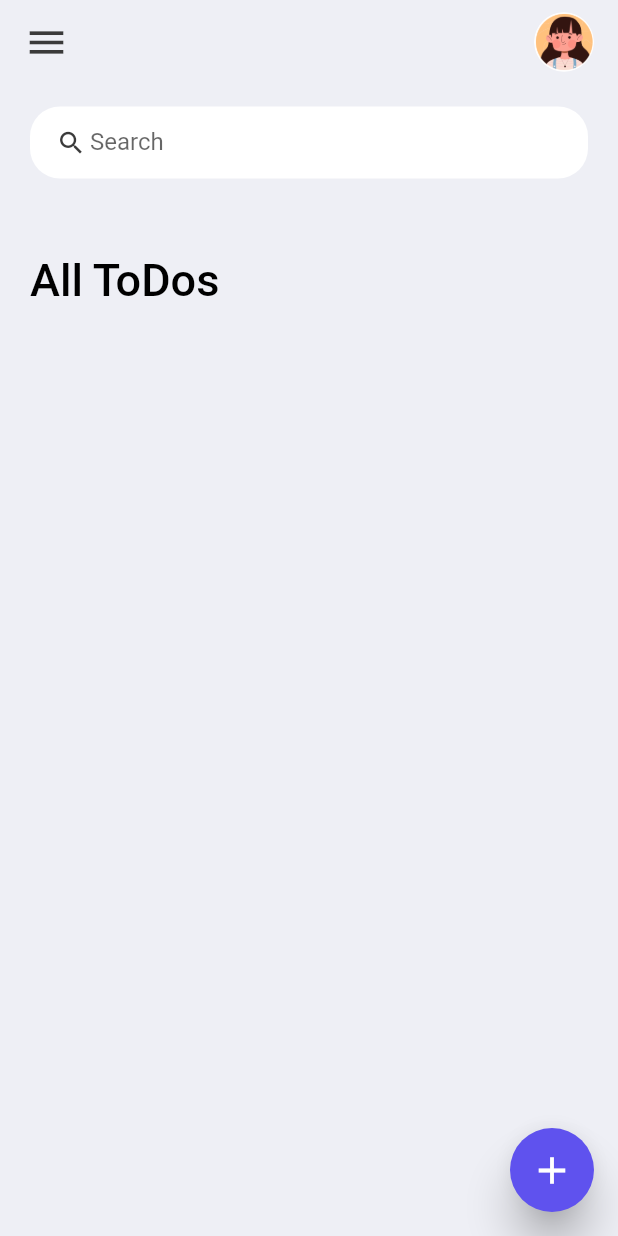
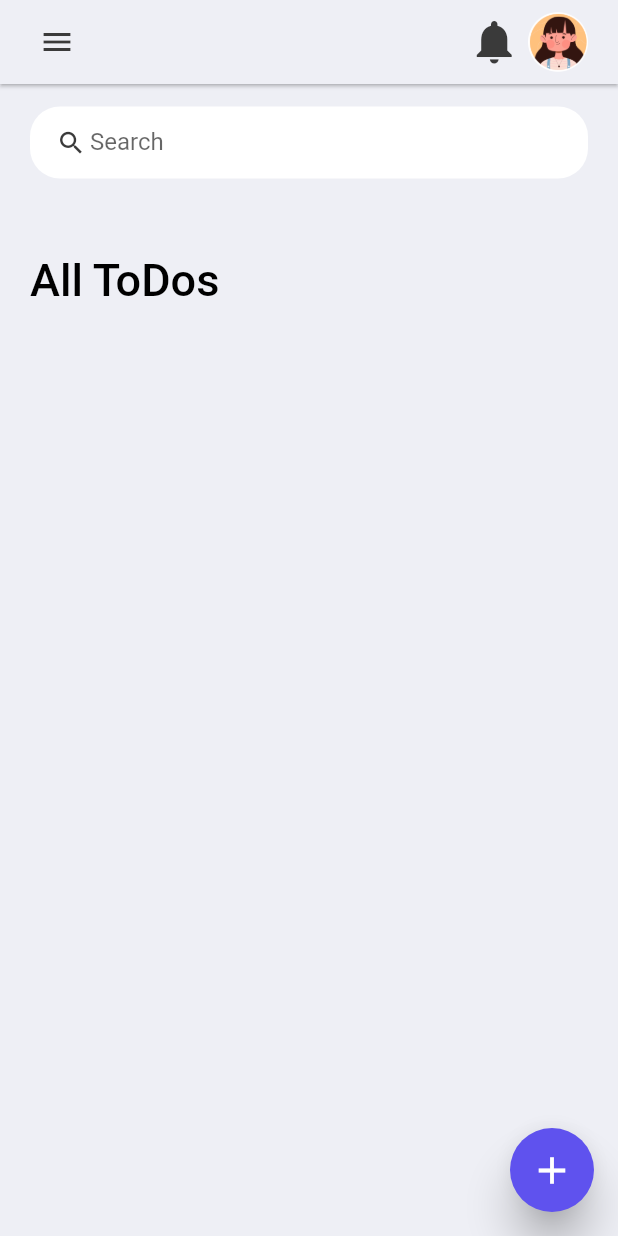
Before and after one commit to itssss-sweta/ToDoList, a Flutter app: the Home screen opened directly, on a phone screen of 412 x 824 dp. Run offline on Flutter 3.47's test engine with Material 2 defaults, Android fonts, the phone set to English and light mode, and no system bars.

```diff
--- a/lib/screen/home.dart
+++ b/lib/screen/home.dart
@@ -1,4 +1,6 @@
+import 'package:application1/screen/login.dart';
 import 'package:flutter/material.dart';
+import 'package:flutter/services.dart';
 
 import '../constants/colors.dart';
 import '../widget/todo_item.dart';
@@ -23,8 +25,8 @@ class _HomeState extends State<Home> {
         barrierDismissible: false,
         builder: (BuildContext context) {
           return AlertDialog(
-            shadowColor: Colors.grey,
-            title: const Text('Add Task ToDo'),
+            shadowColor: Colors.grey[600],
+            title: const Text('Add Task'),
             content: Column(
               mainAxisSize: MainAxisSize.min,
               children: [
@@ -90,7 +92,8 @@ class _HomeState extends State<Home> {
   Widget build(BuildContext context) {
     return Scaffold(
       backgroundColor: tdBGColor,
-      appBar: _buildAppBAr(),
+      appBar: _buildAppBAr(context),
+      drawer: _buildDrawer(context),
       body: Stack(children: [
         Container(
           clipBehavior: Clip.none,
@@ -208,24 +211,206 @@ class _HomeState extends State<Home> {
   }
 }
 
-AppBar _buildAppBAr() {
+AppBar _buildAppBAr(BuildContext context) {
   return AppBar(
     backgroundColor: tdBGColor,
-    elevation: 0,
-    title: Row(mainAxisAlignment: MainAxisAlignment.spaceBetween, children: [
-      const Icon(
-        Icons.menu,
+    elevation: 1,
+    leading: Builder(
+      builder: (BuildContext context) {
+        return IconButton(
+          padding: const EdgeInsets.only(left: 20),
+          icon: const Icon(Icons.menu),
           color: tdBlack,
-        size: 30,
+          onPressed: () {
+            Scaffold.of(context).openDrawer();
+          },
+        );
+      },
     ),
-      SizedBox(
+    actions: [
+      IconButton(
+        onPressed: () {},
+        icon: const Icon(
+          Icons.notifications,
+          size: 35,
+          color: tdBlack,
+        ),
+      ),
+      Padding(
+        padding: const EdgeInsets.only(right: 20),
+        child: SizedBox(
           height: 40,
           width: 40,
           child: ClipRRect(
             borderRadius: BorderRadius.circular(20),
             child: Image.asset('assets/woman.png'),
           ),
-      )
-    ]),
+        ),
+      ),
+    ],
   );
 }
+
+Drawer _buildDrawer(BuildContext context) {
+  return Drawer(
+    backgroundColor: tdBGColor,
+    child: ListView(
+      padding: EdgeInsets.zero,
+      children: [
+        const DrawerHeader(
+          padding: EdgeInsets.only(top: 30, left: 20),
+          decoration: BoxDecoration(
+            color: tdRed,
+          ),
+          child: Text(
+            'To-Do-List',
+            style: TextStyle(
+              fontSize: 32,
+            ),
+          ),
+        ),
+        ListTile(
+          title: const Text(
+            'New Task',
+            style: TextStyle(
+              fontSize: 17,
+              fontWeight: FontWeight.w400,
+            ),
+          ),
+          onTap: () {
+            Navigator.pop(context);
+          },
+        ),
+        const Divider(
+          color: tdGrey,
+          thickness: 0.5,
+        ),
+        ListTile(
+          title: const Text(
+            'Logout',
+            style: TextStyle(
+              fontSize: 17,
+              fontWeight: FontWeight.w400,
+            ),
+          ),
+          onTap: () {
+            showDialog(
+              context: context,
+              builder: (BuildContext context) {
+                return AlertDialog(
+                  title: const Text(
+                    'Are you sure you want to logout?',
+                    style: TextStyle(
+                      fontSize: 18,
+                      fontWeight: FontWeight.normal,
+                    ),
+                  ),
+                  actions: <Widget>[
+                    Row(
+                      mainAxisAlignment: MainAxisAlignment.spaceAround,
+                      children: [
+                        TextButton(
+                          child: const Text(
+                            'Yes',
+                            style: TextStyle(
+                              color: tdBlue,
+                              fontSize: 15,
+                            ),
+                          ),
+                          onPressed: () {
+                            Navigator.pushReplacement(
+                              context,
+                              MaterialPageRoute(
+                                  builder: (context) => const Login()),
+                            );
+                          },
+                        ),
+                        TextButton(
+                          child: const Text(
+                            'No',
+                            style: TextStyle(
+                              color: tdBlue,
+                              fontSize: 15,
+                            ),
+                          ),
+                          onPressed: () {
+                            Navigator.pop(context);
+                          },
+                        )
+                      ],
+                    ),
+                  ],
+                );
+              },
+            );
+          },
+        ),
+        const Divider(
+          color: tdGrey,
+          thickness: 0.5,
+        ),
+        ListTile(
+          title: Text(
+            'Exit',
+            style: TextStyle(
+              fontSize: 17,
+              fontWeight: FontWeight.w400,
+            ),
+          ),
+          onTap: () {
+            showDialog(
+              context: context,
+              builder: (BuildContext context) {
+                return AlertDialog(
+                  title: const Text(
+                    'Are you sure you want to exit?',
+                    style: TextStyle(
+                      fontSize: 18,
+                      fontWeight: FontWeight.normal,
+                    ),
+                  ),
+                  actions: <Widget>[
+                    Row(
+                      mainAxisAlignment: MainAxisAlignment.spaceAround,
+                      children: [
+                        TextButton(
+                          child: const Text(
+                            'Yes',
+                            style: TextStyle(
+                              color: tdBlue,
+                              fontSize: 15,
+                            ),
+                          ),
+                          onPressed: () {
+                            Navigator.of(context).pop();
+                            SystemNavigator.pop();
+                          },
+                        ),
+                        TextButton(
+                          child: const Text(
+                            'No',
+                            style: TextStyle(
+                              color: tdBlue,
+                              fontSize: 15,
+                            ),
+                          ),
+                          onPressed: () {
+                            Navigator.pop(context);
+                          },
+                        ),
+                      ],
+                    ),
+                  ],
+                );
+              },
+            );
+          },
+        ),
+        const Divider(
+          color: tdGrey,
+          thickness: 0.5,
+        ),
+      ],
+    ),
+  );
+}
--- a/lib/screen/login.dart
+++ b/lib/screen/login.dart
@@ -1,7 +1,6 @@
 import 'package:application1/constants/colors.dart';
 import 'package:application1/screen/button.dart';
 import 'package:application1/screen/component.dart';
-//import 'package:application1/screen/component.dart';
 import 'package:application1/screen/home.dart';
 import 'package:application1/screen/tiles.dart';
 import 'package:flutter/material.dart';
```
Also changed, not shown: lib/main.dart (+3 -4 lines). Lines whose indentation alone changed are shown as unchanged.
